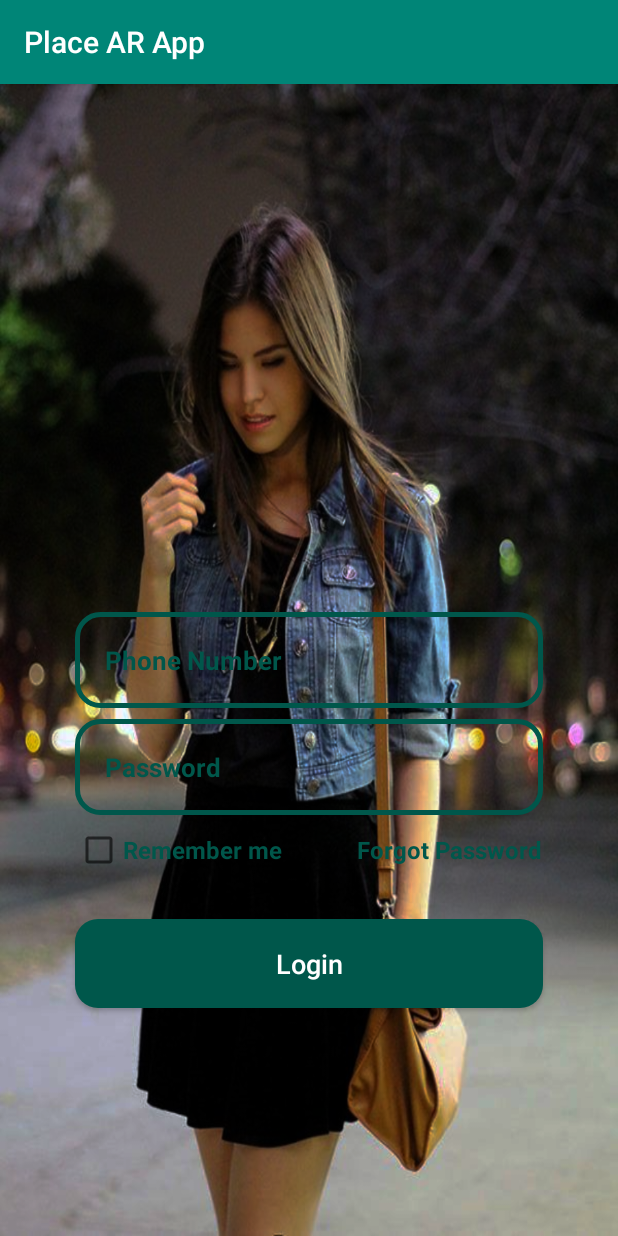
After one commit to emadsalehi/PlaceAppAR, an Android app: the LoginActivity screen opened directly, with no data from a screen before it, on a phone screen of 412 x 824 dp. The commit adds this screen. Run offline under Robolectric (Android 15) with nearby library versions, the phone set to English and light mode, and no system bars.

Commit message:
LoginActivity And activity_login.xml Modified.

```diff
--- a/app/src/main/AndroidManifest.xml
+++ b/app/src/main/AndroidManifest.xml
@@ -3,8 +3,10 @@
     package="com.example.placearapp">
 
     <uses-permission android:name="android.permission.CAMERA" />
-    <uses-feature android:name="android.hardware.camera.ar" android:required="true"/>
 
+    <uses-feature
+        android:name="android.hardware.camera.ar"
+        android:required="true" />
 
     <application
         android:allowBackup="true"
@@ -14,17 +16,34 @@
         android:supportsRtl="true"
         android:theme="@style/AppTheme">
 
-        <meta-data android:name="com.google.ar.core" android:value="required" />
+        <meta-data
+            android:name="com.google.ar.core"
+            android:value="required" />
 
-        <activity android:name=".HomeActivity"
+        <activity android:name=".LoginActivity"></activity>
+        <activity
+            android:name=".MainActivity"
+            android:configChanges="orientation|screenSize"
+            android:exported="true"
             android:label="@string/app_name"
-            android:configChanges="orientation|screenSize"
-            android:theme="@style/Theme.AppCompat.NoActionBar"
             android:screenOrientation="locked"
-            android:exported="true">
-
+            android:theme="@style/Theme.AppCompat.NoActionBar">
             <intent-filter>
                 <action android:name="android.intent.action.MAIN" />
+
+                <category android:name="android.intent.category.LAUNCHER" />
+            </intent-filter>
+        </activity>
+        <activity
+            android:name=".HomeActivity"
+            android:configChanges="orientation|screenSize"
+            android:exported="true"
+            android:label="@string/app_name"
+            android:screenOrientation="locked"
+            android:theme="@style/Theme.AppCompat.NoActionBar">
+            <intent-filter>
+                <action android:name="android.intent.action.MAIN" />
+
                 <category android:name="android.intent.category.LAUNCHER" />
             </intent-filter>
         </activity>
--- /dev/null
+++ b/app/src/main/java/com/example/placearapp/LoginActivity.java
@@ -0,0 +1,14 @@
+package com.example.placearapp;
+
+import androidx.appcompat.app.AppCompatActivity;
+
+import android.os.Bundle;
+
+public class LoginActivity extends AppCompatActivity {
+
+    @Override
+    protected void onCreate(Bundle savedInstanceState) {
+        super.onCreate(savedInstanceState);
+        setContentView(R.layout.activity_login);
+    }
+}
--- a/app/src/main/java/com/example/placearapp/MainActivity.java
+++ b/app/src/main/java/com/example/placearapp/MainActivity.java
@@ -1,6 +1,31 @@
 package com.example.placearapp;
 
-import android.app.Activity;
+import android.content.Intent;
+import android.os.Bundle;
+import android.view.View;
+import android.widget.Button;
 
-public class MainActivity extends Activity {
+import androidx.annotation.Nullable;
+import androidx.appcompat.app.AppCompatActivity;
+
+public class MainActivity extends AppCompatActivity {
+
+    private Button joinButton, loginButton;
+
+    @Override
+    protected void onCreate(@Nullable Bundle savedInstanceState) {
+        super.onCreate(savedInstanceState);
+        setContentView(R.layout.activity_main);
+
+        joinButton = findViewById(R.id.main_join_button);
+        loginButton = findViewById(R.id.main_login_button);
+
+        loginButton.setOnClickListener(new View.OnClickListener() {
+            @Override
+            public void onClick(View view) {
+                Intent intent = new Intent(MainActivity.this, LoginActivity.class);
+                startActivity(intent);
+            }
+        });
+    }
 }
--- /dev/null
+++ b/app/src/main/res/layout/activity_login.xml
@@ -0,0 +1,89 @@
+<?xml version="1.0" encoding="utf-8"?>
+<RelativeLayout xmlns:android="http://schemas.android.com/apk/res/android"
+    xmlns:app="http://schemas.android.com/apk/res-auto"
+    xmlns:tools="http://schemas.android.com/tools"
+    android:layout_width="match_parent"
+    android:layout_height="match_parent"
+    tools:context=".LoginActivity"
+    android:background="@drawable/login">
+
+    <EditText
+        android:id="@+id/login_phone_number_input"
+        android:layout_width="match_parent"
+        android:layout_height="wrap_content"
+        android:layout_centerVertical="true"
+        android:background="@drawable/input_designs"
+        android:padding="20dp"
+        android:layout_marginLeft="50dp"
+        android:layout_marginRight="50dp"
+        android:hint="@string/phone_number_text"
+        android:textColorHint="@color/colorPrimaryDark"
+        android:inputType="number"
+        android:textColor="@color/colorPrimaryDark"
+        android:textSize="17sp"
+        android:textStyle="bold"
+        />
+
+    <EditText
+        android:id="@+id/login_password_input"
+        android:layout_width="match_parent"
+        android:layout_height="wrap_content"
+        android:layout_below="@id/login_phone_number_input"
+        android:background="@drawable/input_designs"
+        android:padding="20dp"
+        android:layout_marginLeft="50dp"
+        android:layout_marginRight="50dp"
+        android:layout_marginTop="7dp"
+        android:hint="@string/password_text"
+        android:textColorHint="@color/colorPrimaryDark"
+        android:inputType="textPassword"
+        android:textColor="@color/colorPrimaryDark"
+        android:textSize="17sp"
+        android:textStyle="bold"
+        />
+
+    <LinearLayout
+        android:id="@+id/linear_layout_1"
+        android:layout_width="match_parent"
+        android:layout_height="wrap_content"
+        android:orientation="horizontal"
+        android:layout_below="@id/login_password_input"
+        android:layout_marginTop="7dp"
+        android:layout_marginLeft="50dp"
+        android:layout_marginRight="50dp">
+
+        <CheckBox
+            android:id="@+id/remember_me"
+            android:layout_width="wrap_content"
+            android:layout_height="wrap_content"
+            android:layout_weight="1"
+            android:text="@string/remember_me_text"
+            android:textColor="@color/colorPrimaryDark"
+            android:gravity="center_vertical"
+            android:textSize="16sp"
+            android:textStyle="bold"/>
+
+        <TextView
+            android:layout_width="wrap_content"
+            android:layout_height="wrap_content"
+            android:text="@string/forgot_password"
+            android:textColor="@color/colorPrimaryDark"
+            android:textSize="16sp"
+            android:textStyle="bold"/>
+    </LinearLayout>
+
+    <Button
+        android:id="@+id/login_button"
+        android:layout_width="match_parent"
+        android:layout_height="wrap_content"
+        android:layout_below="@id/linear_layout_1"
+        android:layout_marginTop="30dp"
+        android:layout_marginLeft="50dp"
+        android:layout_marginRight="50dp"
+        android:background="@drawable/buttons"
+        android:padding="17dp"
+        android:textAllCaps="false"
+        android:textSize="18sp"
+        android:text="@string/login"
+        android:textColor="@android:color/white" />
+</RelativeLayout>
--- a/app/src/main/res/values/strings.xml
+++ b/app/src/main/res/values/strings.xml
@@ -8,4 +8,9 @@
     <string name="welcome_text">Test On Your Place!</string>
     <string name="have_account">Already Have Account? Login</string>
     <string name="join_now">Join Now!</string>
+    <string name="phone_number_text">Phone Number</string>
+    <string name="password_text">Password</string>
+    <string name="remember_me_text">Remember me</string>
+    <string name="forgot_password">Forgot Password</string>
+    <string name="login">Login</string>
 </resources>
```
Also changed, not shown: app/build.gradle (line endings or trailing spaces), gradle/wrapper/gradle-wrapper.properties.
